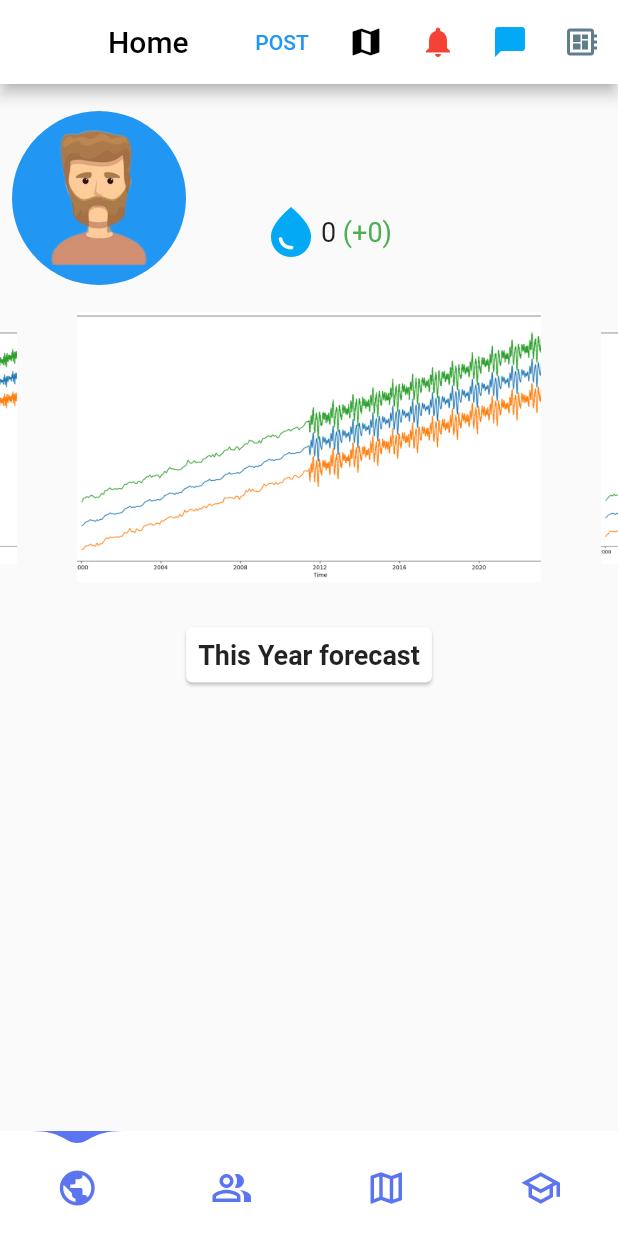
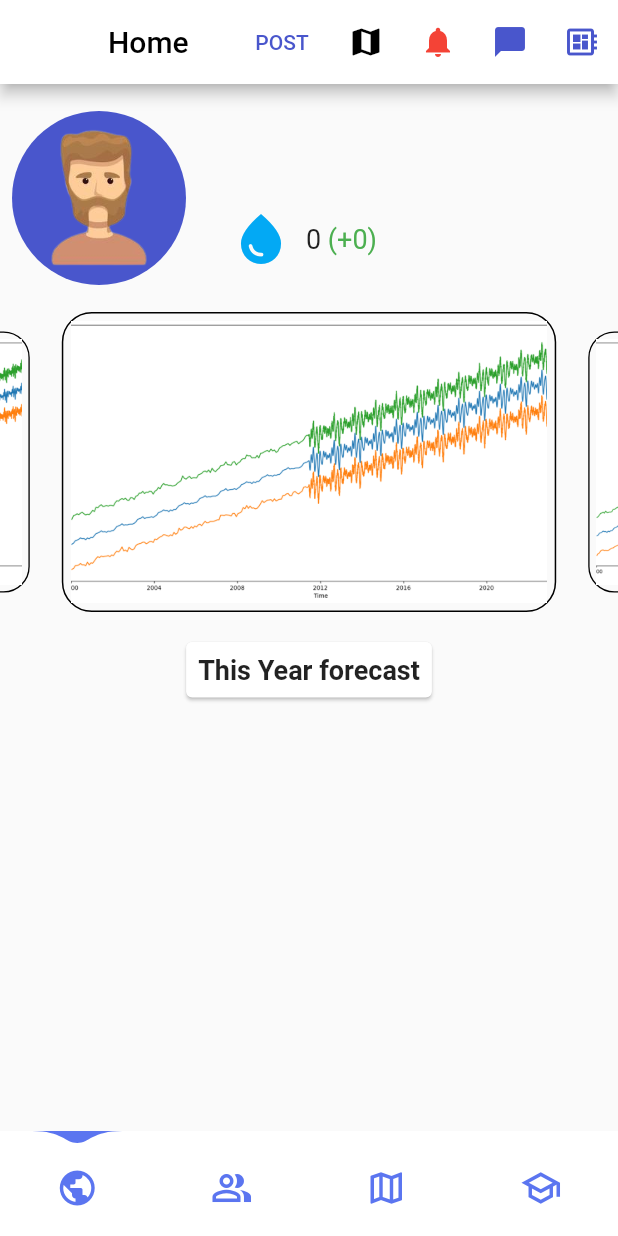
Before and after one commit to Kushalrock/coastalflooding, a Flutter app: the HomePage screen opened by its route, on a phone screen of 412 x 824 dp. Run offline on Flutter 3.47's test engine with Material 2 defaults, Android fonts, the phone set to English and light mode, and no system bars; drawn by our look-alikes of carousel_slider, water_drop_nav_bar; our stand-ins replace cloud_firestore, dio, firebase_auth, firebase_core, firebase_storage, fl_chart and 5 more; missing offline and left inert: kommunicate_flutter, super_banners; accounts and stored records are empty; network calls fail.

Commit message:
Changes HomePage

```diff
--- a/lib/pages/HomePage/home_page.dart
+++ b/lib/pages/HomePage/home_page.dart
@@ -47,7 +47,10 @@ class _HomePageState extends State<HomePage> {
             onPressed: () {
               Navigator.of(context).pushNamed('/post');
             },
-            child: Text('POST'),
+            child: Text(
+              'POST',
+              style: TextStyle(color: Color(0xFF4956CC)),
+            ),
           ),
           IconButton(
             onPressed: () {
@@ -73,7 +76,7 @@ class _HomePageState extends State<HomePage> {
             },
             icon: Icon(
               Icons.chat_bubble,
-              color: Colors.lightBlue,
+              color: Color(0xFF4956CC),
             ),
           ),
           IconButton(
@@ -82,7 +85,7 @@ class _HomePageState extends State<HomePage> {
             },
             icon: Icon(
               Icons.developer_board,
-              color: Colors.blueGrey,
+              color: Color(0xFF4956CC),
             ),
           )
         ],
--- a/lib/pages/HomePage/subpages/NewsPage/news_page.dart
+++ b/lib/pages/HomePage/subpages/NewsPage/news_page.dart
@@ -1,3 +1,5 @@
+import 'dart:ui';
+
 import 'package:carousel_slider/carousel_slider.dart';
 import 'package:flutter/material.dart';
 import 'package:get/get.dart';
@@ -56,6 +58,45 @@ class _NewsPageState extends State<NewsPage> {
     return toReturn;
   }
 
+  Future fullPage(String location) {
+    return showGeneralDialog(
+      context: context,
+      pageBuilder: (ctx, anim1, anim2) => AlertDialog(
+        shape: RoundedRectangleBorder(
+            borderRadius: BorderRadius.circular(10),
+            side: BorderSide(color: Colors.black, width: 2)),
+        content: Container(
+          height: 300,
+          width: 400,
+          child: ClipRRect(
+            borderRadius: BorderRadius.circular(10),
+            child: Image.asset(
+              location,
+              fit: BoxFit.cover,
+            ),
+          ),
+        ),
+        elevation: 2,
+        actions: [
+          ElevatedButton(
+            child: Text('OK'),
+            onPressed: () {
+              Navigator.of(context).pop();
+            },
+          ),
+        ],
+      ),
+      transitionBuilder: (ctx, anim1, anim2, child) => BackdropFilter(
+        filter:
+            ImageFilter.blur(sigmaX: 4 * anim1.value, sigmaY: 4 * anim1.value),
+        child: FadeTransition(
+          child: child,
+          opacity: anim1,
+        ),
+      ),
+    );
+  }
+
   @override
   Widget build(BuildContext context) {
     return Scaffold(
@@ -71,7 +112,7 @@ class _NewsPageState extends State<NewsPage> {
                 children: [
                   Container(
                     decoration: BoxDecoration(
-                        shape: BoxShape.circle, color: Colors.blue),
+                        shape: BoxShape.circle, color: Color(0xFF4956CC)),
                     child: Padding(
                         padding: const EdgeInsets.all(8.0),
                         child: Image.asset(
@@ -80,8 +121,10 @@ class _NewsPageState extends State<NewsPage> {
                           width: 100,
                         )),
                   ),
-                  SizedBox(width: 50.0),
+                  SizedBox(width: 30.0),
                   Column(
+                    mainAxisAlignment: MainAxisAlignment.start,
+                    crossAxisAlignment: CrossAxisAlignment.start,
                     children: [
                       Container(
                         margin: EdgeInsets.only(
@@ -104,9 +147,12 @@ class _NewsPageState extends State<NewsPage> {
                         child: Obx(
                           () => Text(
                             _profileController.email.value,
-                            style: TextStyle(fontSize: 12, color: Colors.black),
+                            style: TextStyle(fontSize: 12, color: Colors.grey),
                           ),
                         ),
+                      ),
+                      const SizedBox(
+                        height: 10,
                       ),
                       Row(
                         mainAxisAlignment: MainAxisAlignment.center,
@@ -115,6 +161,9 @@ class _NewsPageState extends State<NewsPage> {
                             Icons.water_drop,
                             color: Colors.lightBlue,
                             size: 40,
+                          ),
+                          const SizedBox(
+                            width: 10,
                           ),
                           Obx(
                             () => Text(
@@ -144,6 +193,9 @@ class _NewsPageState extends State<NewsPage> {
                 ],
               ),
             ),
+            const SizedBox(
+              height: 10,
+            ),
             CarouselSlider(
               options: CarouselOptions(
                 height: 200,
@@ -159,42 +211,77 @@ class _NewsPageState extends State<NewsPage> {
                 },
               ),
               items: [
-                Container(
+                InkWell(
+                  onTap: () => fullPage('assets/images/yearforecast.png'),
+                  child: Container(
                     height: 200,
                     width: 330,
-                  padding: EdgeInsets.all(10.0),
+                    decoration: BoxDecoration(
+                      borderRadius: BorderRadius.circular(20),
+                      border: Border.all(color: Colors.black),
+                    ),
+                    padding: EdgeInsets.all(5.0),
                     child: Image.asset('assets/images/yearforecast.png',
                         fit: BoxFit.cover),
                   ),
-                Container(
+                ),
+                InkWell(
+                  onTap: () => fullPage('assets/images/fiveyearforecast.png'),
+                  child: Container(
                     height: 200,
                     width: 330,
-                  padding: EdgeInsets.all(10.0),
+                    decoration: BoxDecoration(
+                      borderRadius: BorderRadius.circular(20),
+                      border: Border.all(color: Colors.black),
+                    ),
+                    padding: EdgeInsets.all(5.0),
                     child: Image.asset(
                       'assets/images/fiveyearforecast.png',
                       fit: BoxFit.cover,
                     ),
                   ),
-                Container(
+                ),
+                InkWell(
+                  onTap: () => fullPage('assets/images/tenyearforecast.png'),
+                  child: Container(
                     height: 200,
                     width: 330,
-                  padding: EdgeInsets.all(10.0),
+                    decoration: BoxDecoration(
+                      borderRadius: BorderRadius.circular(20),
+                      border: Border.all(color: Colors.black),
+                    ),
+                    padding: EdgeInsets.all(5.0),
                     child: Image.asset('assets/images/tenyearforecast.png',
                         fit: BoxFit.cover),
                   ),
-                Container(
+                ),
+                InkWell(
+                  onTap: () => fullPage('assets/images/twentyyearforecast.png'),
+                  child: Container(
                     height: 200,
                     width: 330,
-                  padding: EdgeInsets.all(10.0),
+                    decoration: BoxDecoration(
+                      borderRadius: BorderRadius.circular(20),
+                      border: Border.all(color: Colors.black),
+                    ),
+                    padding: EdgeInsets.all(5.0),
                     child: Image.asset('assets/images/twentyyearforecast.png',
                         fit: BoxFit.cover),
                   ),
-                Container(
+                ),
+                InkWell(
+                  onTap: () => fullPage('assets/images/forecast2050.png'),
+                  child: Container(
                     height: 200,
                     width: 330,
-                  padding: EdgeInsets.all(10.0),
+                    decoration: BoxDecoration(
+                      borderRadius: BorderRadius.circular(20),
+                      border: Border.all(color: Colors.black),
+                    ),
+                    padding: EdgeInsets.all(5.0),
                     child: Image.asset('assets/images/forecast2050.png',
                         fit: BoxFit.cover),
+                  ),
                 ),
               ],
               carouselController: _carouselController,
```
Also changed, not shown: lib/pages/HomePage/subpages/NewsPage/full_graph.dart (added, +12 -0 lines). Lines whose indentation alone changed are shown as unchanged.
